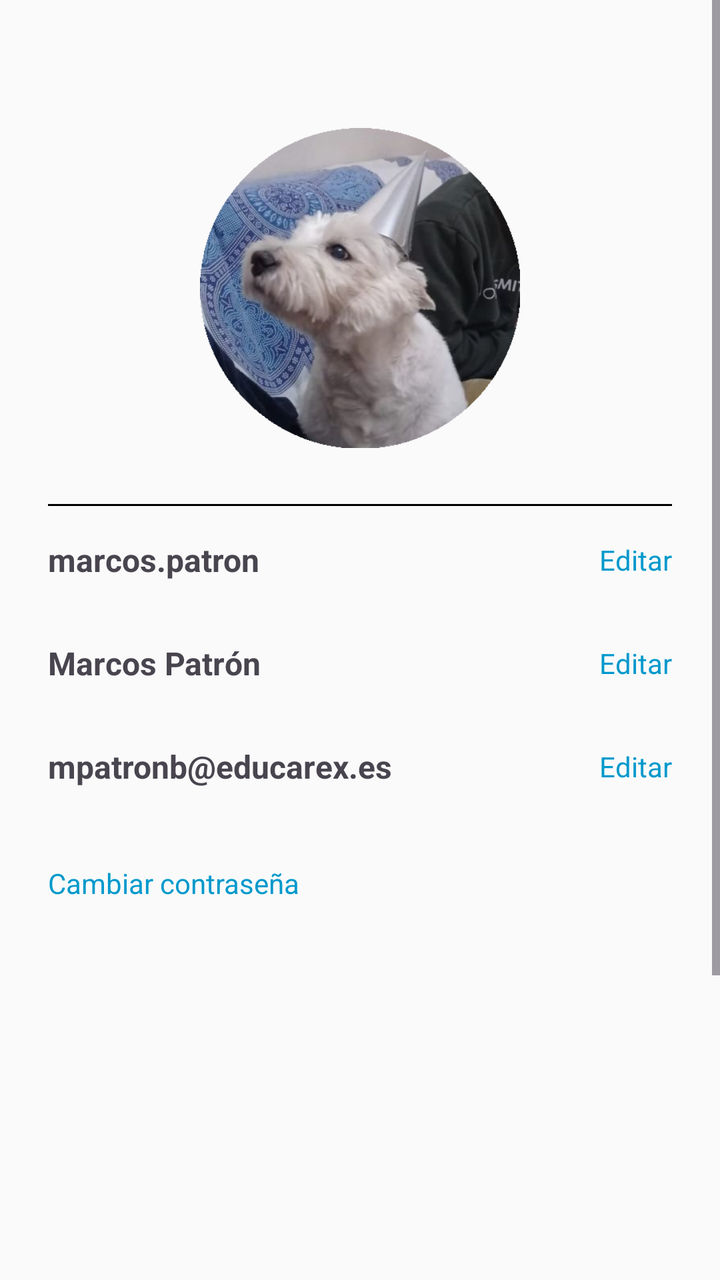
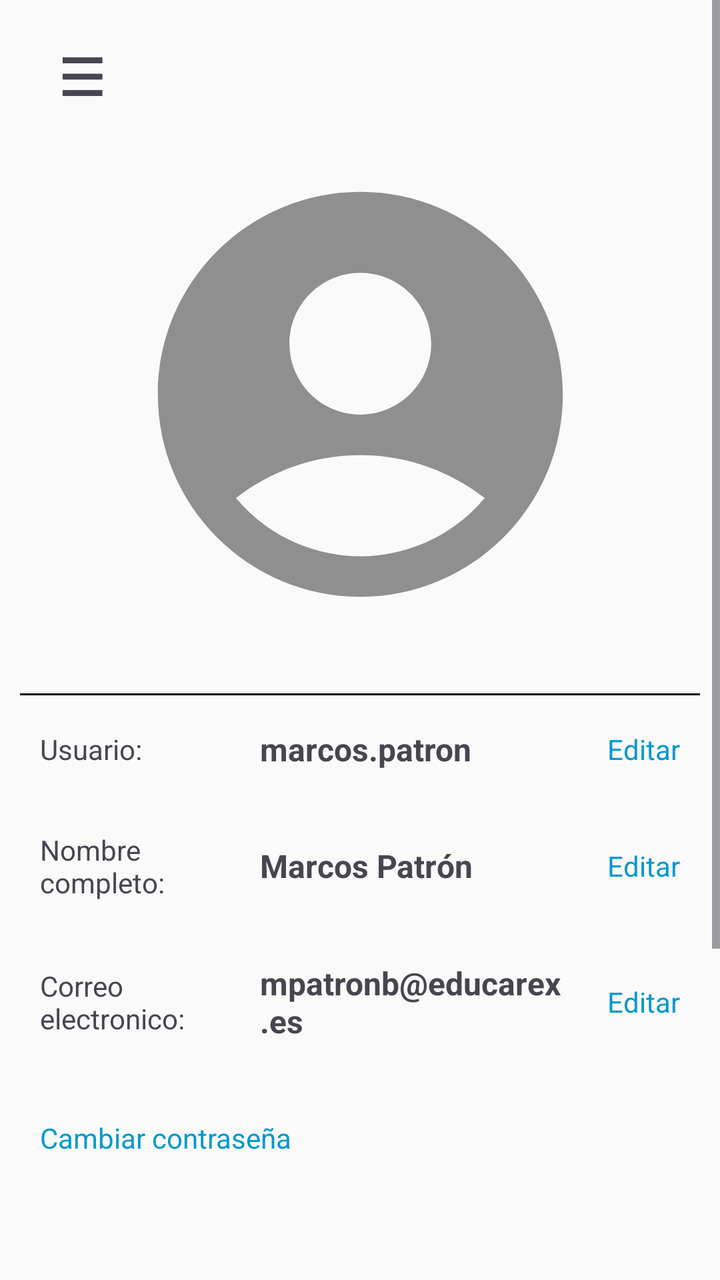

The first picture is an Android layout as it rendered before a commit; the second is the same layout after the commit. The layout source and the unified diff follow.
<!-- AndroidManifest.xml: application theme Theme.MyApplication -->
<!-- res/layout/fragment_profile.xml -->
<?xml version="1.0" encoding="utf-8"?>
<ScrollView xmlns:android="http://schemas.android.com/apk/res/android"
    xmlns:tools="http://schemas.android.com/tools"
    android:layout_width="match_parent"
    android:layout_height="match_parent"
    android:background="#FAFAFA">

    <LinearLayout
        android:layout_width="match_parent"
        android:layout_height="wrap_content"
        android:orientation="vertical"
        android:padding="24dp">

        
        <ImageView
            android:id="@+id/image_profile"
            android:layout_width="160dp"
            android:layout_height="160dp"
            android:layout_gravity="center_horizontal"
            android:layout_marginBottom="12dp"
            android:layout_marginTop="40dp"
            android:contentDescription="Foto de perfil"
            android:scaleType="centerCrop"
            android:src="@drawable/pfp_b" />

        <View
            android:layout_width="wrap_content"
            android:layout_height="1dp"
            android:layout_marginVertical="16dp"
            android:background="@color/black" />

        <LinearLayout
            android:layout_width="match_parent"
            android:layout_height="wrap_content"
            android:orientation="horizontal"
            android:gravity="center_vertical"
            android:layout_marginBottom="30dp">

            <TextView
                android:id="@+id/tv_username"
                android:layout_width="0dp"
                android:layout_height="wrap_content"
                android:layout_weight="1"
                android:text="marcos.patron"
                android:textSize="16sp"
                android:textStyle="bold" />

            <TextView
                android:id="@+id/tv_edit_username"
                android:layout_width="wrap_content"
                android:layout_height="wrap_content"
                android:layout_marginStart="16dp"
                android:clickable="true"
                android:focusable="true"
                android:text="@string/profile_edit"
                android:textColor="@android:color/holo_blue_dark"
                android:textSize="14sp" />
        </LinearLayout>

        <LinearLayout
            android:layout_width="match_parent"
            android:layout_height="wrap_content"
            android:orientation="horizontal"
            android:gravity="center_vertical"
            android:layout_marginBottom="30dp">

            <TextView
                android:id="@+id/tv_full_name"
                android:layout_width="0dp"
                android:layout_weight="1"
                android:layout_height="wrap_content"
                android:text="Marcos Patrón"
                android:textStyle="bold"
                android:textSize="16sp" />

            <TextView
                android:id="@+id/tv_edit_full_name"
                android:layout_width="wrap_content"
                android:layout_height="wrap_content"
                android:layout_marginStart="16dp"
                android:clickable="true"
                android:focusable="true"
                android:text="@string/profile_edit"
                android:textColor="@android:color/holo_blue_dark"
                android:textSize="14sp" />
        </LinearLayout>

        <LinearLayout
            android:layout_width="match_parent"
            android:layout_height="wrap_content"
            android:orientation="horizontal"
            android:gravity="center_vertical"
            android:layout_marginBottom="30dp">

            <TextView
                android:id="@+id/tv_email"
                android:layout_width="0dp"
                android:layout_weight="1"
                android:layout_height="wrap_content"
                android:text="mpatronb@educarex.es"
                android:textStyle="bold"
                android:textSize="16sp" />

            <TextView
                android:id="@+id/tv_edit_email"
                android:layout_width="wrap_content"
                android:layout_height="wrap_content"
                android:layout_marginStart="16dp"
                android:clickable="true"
                android:focusable="true"
                android:text="@string/profile_edit"
                android:textColor="@android:color/holo_blue_dark"
                android:textSize="14sp" />
        </LinearLayout>

        <TextView
            android:id="@+id/tv_edit_password"
            android:layout_width="wrap_content"
            android:layout_height="wrap_content"
            android:layout_marginTop="8dp"
            android:layout_marginBottom="40dp"
            android:clickable="true"
            android:focusable="true"
            android:text="@string/profile_change_pass"
            android:textColor="@android:color/holo_blue_dark"
            android:textSize="14sp"
            android:textStyle="normal" />

        <Space
            android:layout_width="match_parent"
            android:layout_height="290dp"
            android:layout_weight="1"
            tools:ignore="InefficientWeight" />


        <TextView
            android:id="@+id/tv_delete_account"
            android:layout_width="wrap_content"
            android:layout_height="wrap_content"
            android:layout_gravity="center_horizontal"
            android:layout_marginTop="16dp"
            android:clickable="true"
            android:focusable="true"
            android:text="@string/profile_delete"
            android:textColor="@android:color/holo_red_dark"
            android:textSize="14sp"
            android:textStyle="bold" />

    </LinearLayout>
</ScrollView>
<!-- resources referenced by this layout -->
<resources>
  <color name="black">#000000</color>
  <!-- drawable pfp_b: png bitmap (drawable, 174836 bytes) -->
  <string name="profile_change_pass">Cambiar contraseña</string>
  <string name="profile_delete">Eliminar cuenta</string>
  <string name="profile_edit">Editar</string>
  <style name="Theme.MyApplication" parent="Base.Theme.MyApplication" />
  <style name="Base.Theme.MyApplication" parent="Theme.Material3.DayNight.NoActionBar">
          
          
      </style>
</resources>

<!-- the commit's change to res/layout/fragment_profile.xml (unified diff, before → after) -->
@@ -9,19 +9,29 @@
         android:layout_width="match_parent"
         android:layout_height="wrap_content"
         android:orientation="vertical"
-        android:padding="24dp">
+        android:padding="10dp">
+
+        <TextView
+            android:id="@+id/btnOpenDrawer"
+            android:layout_width="52dp"
+            android:layout_height="wrap_content"
+            android:text="☰"
+            android:textSize="26dp"
+            android:textStyle="bold"
+            android:layout_marginTop="10dp"
+            android:layout_marginLeft="20dp"/>
 
         
         <ImageView
             android:id="@+id/image_profile"
-            android:layout_width="160dp"
-            android:layout_height="160dp"
+            android:layout_width="224dp"
+            android:layout_height="243dp"
             android:layout_gravity="center_horizontal"
+            android:layout_marginTop="20dp"
             android:layout_marginBottom="12dp"
-            android:layout_marginTop="40dp"
             android:contentDescription="Foto de perfil"
             android:scaleType="centerCrop"
-            android:src="@drawable/pfp_b" />
+            android:src="@drawable/profile_icon" />
 
         <View
             android:layout_width="wrap_content"
@@ -34,7 +44,16 @@
             android:layout_height="wrap_content"
             android:orientation="horizontal"
             android:gravity="center_vertical"
-            android:layout_marginBottom="30dp">
+            android:layout_marginBottom="30dp"
+            android:layout_marginEnd="10dp"
+            android:layout_marginStart="10dp">
+
+            <TextView
+                android:layout_width="110dp"
+                android:layout_height="wrap_content"
+                android:text="@string/usuario"
+                android:textSize="14sp"
+                android:textAlignment="viewStart" />
 
             <TextView
                 android:id="@+id/tv_username"
@@ -57,18 +76,29 @@
                 android:textSize="14sp" />
         </LinearLayout>
 
+
+
         <LinearLayout
             android:layout_width="match_parent"
             android:layout_height="wrap_content"
             android:orientation="horizontal"
             android:gravity="center_vertical"
-            android:layout_marginBottom="30dp">
+            android:layout_marginBottom="30dp"
+            android:layout_marginEnd="10dp"
+            android:layout_marginStart="10dp">
+
+            <TextView
+                android:layout_width="110dp"
+                android:layout_height="wrap_content"
+                android:text="@string/nombre_completo"
+                android:textSize="14sp"
+                android:textAlignment="viewStart" />
 
             <TextView
                 android:id="@+id/tv_full_name"
                 android:layout_width="0dp"
+                android:layout_height="wrap_content"
                 android:layout_weight="1"
-                android:layout_height="wrap_content"
                 android:text="Marcos Patrón"
                 android:textStyle="bold"
                 android:textSize="16sp" />
@@ -85,18 +115,29 @@
                 android:textSize="14sp" />
         </LinearLayout>
 
+
+
         <LinearLayout
             android:layout_width="match_parent"
             android:layout_height="wrap_content"
             android:orientation="horizontal"
             android:gravity="center_vertical"
-            android:layout_marginBottom="30dp">
+            android:layout_marginBottom="30dp"
+            android:layout_marginEnd="10dp"
+            android:layout_marginStart="10dp">
+
+            <TextView
+                android:layout_width="110dp"
+                android:layout_height="wrap_content"
+                android:text="@string/correo_electronico"
+                android:textSize="14sp"
+                android:textAlignment="viewStart" />
 
             <TextView
                 android:id="@+id/tv_email"
                 android:layout_width="0dp"
+                android:layout_height="wrap_content"
                 android:layout_weight="1"
-                android:layout_height="wrap_content"
                 android:text="mpatronb@educarex.es"
                 android:textStyle="bold"
                 android:textSize="16sp" />
@@ -113,6 +154,8 @@
                 android:textSize="14sp" />
         </LinearLayout>
 
+
+
         <TextView
             android:id="@+id/tv_edit_password"
             android:layout_width="wrap_content"
@@ -124,11 +167,12 @@
             android:text="@string/profile_change_pass"
             android:textColor="@android:color/holo_blue_dark"
             android:textSize="14sp"
-            android:textStyle="normal" />
+            android:textStyle="normal"
+            android:layout_marginStart="10dp"/>
 
         <Space
             android:layout_width="match_parent"
-            android:layout_height="290dp"
+            android:layout_height="200dp"
             android:layout_weight="1"
             tools:ignore="InefficientWeight" />
 
<!-- resource entries referenced after the edit -->
@@ -1,10 +1,18 @@
 <!-- resources referenced by this layout -->
 <resources>
   <color name="black">#000000</color>
-  <!-- drawable pfp_b: png bitmap (drawable, 174836 bytes) -->
+  <!-- drawable profile_icon (drawable) -->
+  <vector xmlns:android="http://schemas.android.com/apk/res/android" android:height="24dp" android:tint="#8F8F8F" android:viewportHeight="24" android:viewportWidth="24" android:width="24dp">
+        
+      <path android:fillColor="#545454" android:pathData="M12,2C6.48,2 2,6.48 2,12s4.48,10 10,10s10,-4.48 10,-10S17.52,2 12,2zM12,6c1.93,0 3.5,1.57 3.5,3.5S13.93,13 12,13s-3.5,-1.57 -3.5,-3.5S10.07,6 12,6zM12,20c-2.03,0 -4.43,-0.82 -6.14,-2.88C7.55,15.8 9.68,15 12,15s4.45,0.8 6.14,2.12C16.43,19.18 14.03,20 12,20z"/>
+      
+  </vector>
+  <string name="correo_electronico">Correo electronico:</string>
+  <string name="nombre_completo">Nombre completo:</string>
   <string name="profile_change_pass">Cambiar contraseña</string>
   <string name="profile_delete">Eliminar cuenta</string>
   <string name="profile_edit">Editar</string>
+  <string name="usuario">Usuario:</string>
   <style name="Theme.MyApplication" parent="Base.Theme.MyApplication" />
   <style name="Base.Theme.MyApplication" parent="Theme.Material3.DayNight.NoActionBar">
           
